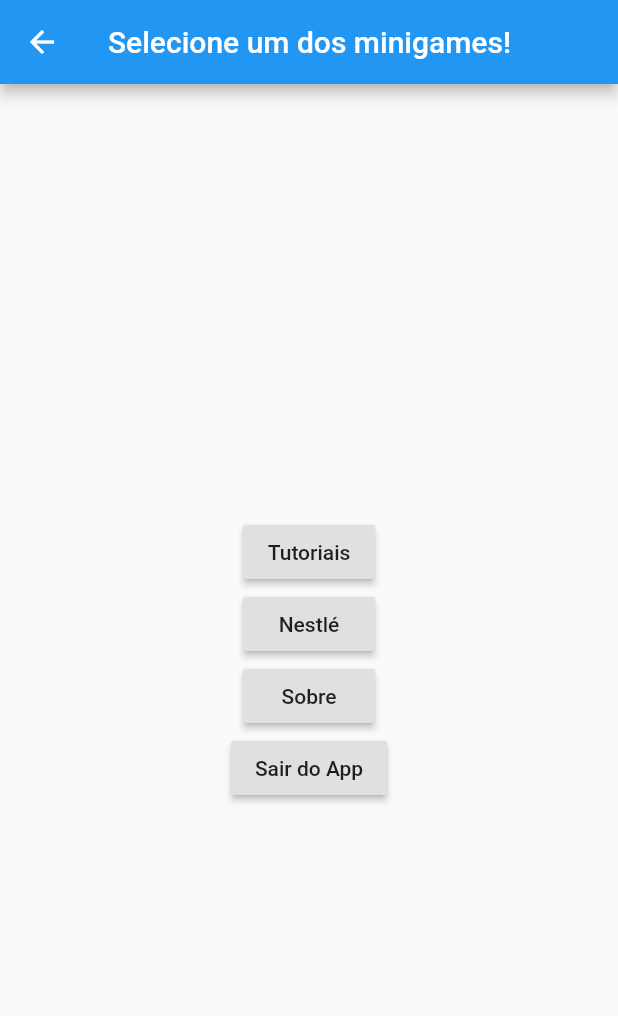
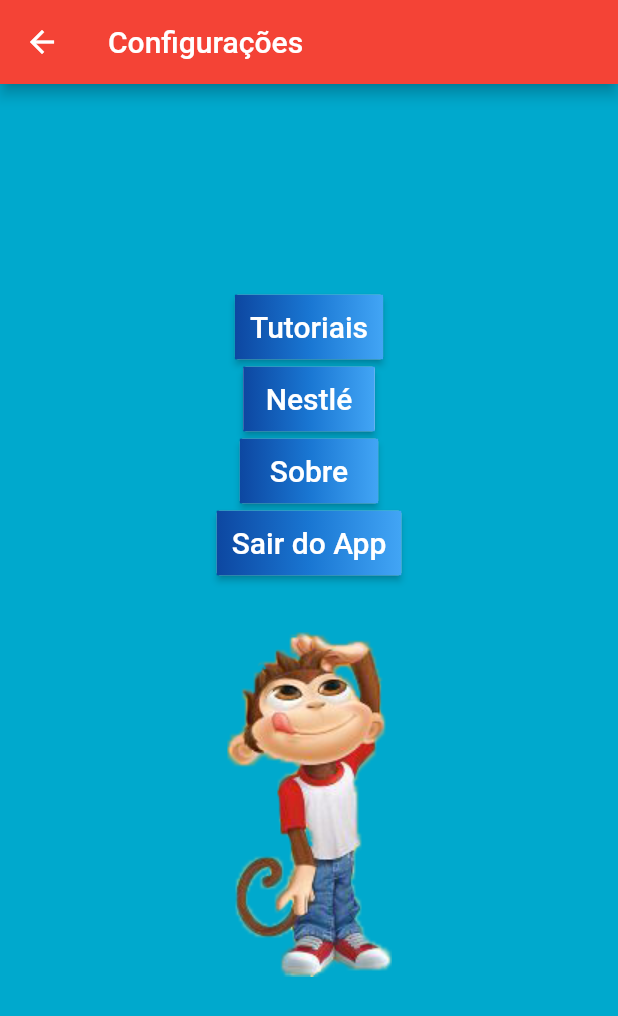
Before and after one commit to CodeBeeta/passatempo, a Flutter app: the Config screen opened directly, after a tap on "Nestlé", on a phone screen of 412 x 824 dp. Shown: the top 1016 px of the screen. Run offline on Flutter 3.47's test engine with Material 2 defaults, Android fonts, the phone set to English and light mode, and no system bars; our stand-ins replace flip_card, random_string, shared_preferences; accounts and stored records are empty.

Commit message:
Adição da tela de configurações.

```diff
--- a/lib/Telas/menu/menu_config.dart
+++ b/lib/Telas/menu/menu_config.dart
@@ -1,5 +1,6 @@
 import 'package:flutter/material.dart';
 import 'dart:io';
+import 'package:url_launcher/url_launcher.dart';
 
 class Config extends StatefulWidget {
   @override
@@ -10,8 +11,10 @@ class _ConfigState extends State<Config> {
   @override
   Widget build(BuildContext context) {
     return Scaffold(
+      backgroundColor: Color.fromRGBO(0, 169, 205, 1),
       appBar: AppBar(
-        title: Text("Selecione um dos minigames!", style: TextStyle(color: Colors.white, fontSize: 20.0)),
+        title: Text("Configurações", style: TextStyle(color: Colors.white, fontSize: 20.0)),
+          backgroundColor: Colors.red
       ),
       body: Center(
           child: Column (
@@ -20,22 +23,125 @@ class _ConfigState extends State<Config> {
               RaisedButton(
                   onPressed: () {
                     null;},
-                  child: Text('Tutoriais')),
+                  textColor: Colors.white,
+                  padding: const EdgeInsets.all(0.0),
+                  child: Container(
+                    decoration: const BoxDecoration(
+                      gradient: LinearGradient(
+                        colors: <Color>[
+                          Color(0xFF0D47A1),
+                          Color(0xFF1976D2),
+                          Color(0xFF42A5F5),
+                        ],
+                      ),
+                    ),
+                    padding: const EdgeInsets.all(10.0),
+                    child: const Text(
+                        'Tutoriais',
+                        style: TextStyle(fontSize: 20)
+                    ),
+                  ),
+                 ),
+              RaisedButton(
+                  onPressed: _launchURL,
+                  textColor: Colors.white,
+                  padding: const EdgeInsets.all(0.0),
+                  child: Container(
+                    decoration: const BoxDecoration(
+                      gradient: LinearGradient(
+                        colors: <Color>[
+                          Color(0xFF0D47A1),
+                          Color(0xFF1976D2),
+                          Color(0xFF42A5F5),
+                        ],
+                      ),
+                    ),
+                    padding: const EdgeInsets.all(10.0),
+                    child: const Text(
+                        ' Nestlé ',
+                        style: TextStyle(fontSize: 20)
+                    ),
+                  ),
+              ),
               RaisedButton(
                   onPressed: () {
-                    null;},
-                  child: Text('Nestlé')),
-              RaisedButton(
-                  onPressed: () {
-                    null;},
-                  child: Text('Sobre')),
+                    showDialog(
+                      context: context,
+                      barrierDismissible: false,
+                      builder: (context) => AlertDialog(
+                        title: Text('Equipe!\nMatheus Marques Alves\nDaianne Gomes Aguiar \nMatheus Moysés Salgado \nRoberta Novaes'),
+                        actions: <Widget>[
+                          FlatButton(
+                            onPressed: () =>  Navigator.pop(context),
+                            child: Text("OK"),
+                          ),
+                        ],
+                      ),
+                    );
+                    },
+                  textColor: Colors.white,
+                  padding: const EdgeInsets.all(0.0),
+                  child: Container(
+                    decoration: const BoxDecoration(
+                      gradient: LinearGradient(
+                        colors: <Color>[
+                          Color(0xFF0D47A1),
+                          Color(0xFF1976D2),
+                          Color(0xFF42A5F5),
+                        ],
+                      ),
+                    ),
+                    padding: const EdgeInsets.all(10.0),
+                    child: const Text(
+                        '  Sobre  ',
+                        style: TextStyle(fontSize: 20)
+                    ),
+                  ),
+              ),
               RaisedButton(
                   onPressed: () {
                     exit(0);},
-                  child: Text('Sair do App'))
+                  textColor: Colors.white,
+                  padding: const EdgeInsets.all(0.0),
+                  child: Container(
+                    decoration: const BoxDecoration(
+                      gradient: LinearGradient(
+                        colors: <Color>[
+                          Color(0xFF0D47A1),
+                          Color(0xFF1976D2),
+                          Color(0xFF42A5F5),
+                        ],
+                      ),
+                    ),
+                    padding: const EdgeInsets.all(10.0),
+                    child: const Text(
+                        'Sair do App',
+                        style: TextStyle(fontSize: 20)
+                    ),
+                  ),
+              ),
+              Container(
+                child: Row(
+                  children: <Widget>[
+                    Expanded(
+                      child: Image.asset("images/menu/macaco1.png", height: 300.0),
+                    ),
+                  ],
+                ),
+              ),
             ],
           )
       ),
     );
   }
+
+  _launchURL() async {
+    const url = 'https://www.nestle.com.br/marcas/passatempo';
+    if (await canLaunch(url)) {
+      await launch(url);
+    } else {
+      throw 'Could not launch $url';
+    }
+  }
+
 }
--- a/lib/Telas/minigames/jankenpo.dart
+++ b/lib/Telas/minigames/jankenpo.dart
@@ -3,6 +3,7 @@ import 'package:flutter/material.dart';
 import 'package:random_string/random_string.dart';
 import 'package:shared_preferences/shared_preferences.dart';
 import 'dart:math' show Random;
+import 'package:passatempoapp/Telas/menu/menu_config.dart';
 
 void main() {
   runApp(MyApp());
@@ -228,7 +229,12 @@ class _HomePageState extends State<HomePage> {
       backgroundColor: Color.fromRGBO(0, 169, 205, 1),
       appBar: AppBar(
         title: Text('Pedra, Papel e Tesoura!'),
-        backgroundColor: Colors.red
+        backgroundColor: Colors.red,
+          actions: <Widget>[
+            IconButton(icon: Icon(Icons.settings), onPressed: () {
+              Navigator.push(context,
+                  MaterialPageRoute(builder: (context) => Config())); }, color: Colors.white),
+    ]
       ),
       body: new Padding(
         padding: new EdgeInsets.symmetric(vertical: 0.0, horizontal: 0.0),
--- a/lib/Telas/minigames/memory_game.dart
+++ b/lib/Telas/minigames/memory_game.dart
@@ -2,7 +2,7 @@ import 'dart:async';
 
 import 'package:flutter/cupertino.dart';
 import 'package:flutter/material.dart';
-
+import 'package:passatempoapp/Telas/menu/menu_config.dart';
 import 'package:flip_card/flip_card.dart';
 
 int level = 6;
@@ -62,6 +62,11 @@ class _MemoryGameState extends State<MemoryGame> {
           ),
         ),
         backgroundColor: Colors.red,
+          actions: <Widget>[
+      IconButton(icon: Icon(Icons.settings), onPressed: () {
+      Navigator.push(context,
+          MaterialPageRoute(builder: (context) => Config())); }, color: Colors.white),
+    ]
       ),
       backgroundColor: Color.fromRGBO(1, 169, 206, 1),
       body: SafeArea(
--- a/lib/Telas/minigames/tictactoe.dart
+++ b/lib/Telas/minigames/tictactoe.dart
@@ -1,6 +1,8 @@
 import 'package:flutter/material.dart';
 import 'package:passatempoapp/Telas/home/home.dart';
 import 'package:passatempoapp/Telas/menu/menu_page.dart';
+import 'package:passatempoapp/Telas/menu/menu_config.dart';
+
 
 class TictactoeGame extends StatefulWidget {
   @override
@@ -52,6 +54,9 @@ class _PageState extends State<TictactoeGame> {
           centerTitle: true,
           actions: <Widget>[
             IconButton(icon: Icon(Icons.rotate_left), onPressed: _limpaTudo, color: Colors.white),
+            IconButton(icon: Icon(Icons.settings), onPressed: () {
+              Navigator.push(context,
+                MaterialPageRoute(builder: (context) => Config())); }, color: Colors.white),
           ],
         ),
         body: Center(
--- a/pubspec.yaml
+++ b/pubspec.yaml
@@ -23,6 +23,7 @@ environment:
 dependencies:
   flutter:
     sdk: flutter
+  url_launcher:
 
 
   # The following adds the Cupertino Icons font to your application.
```
Also changed, not shown: pubspec.lock.
